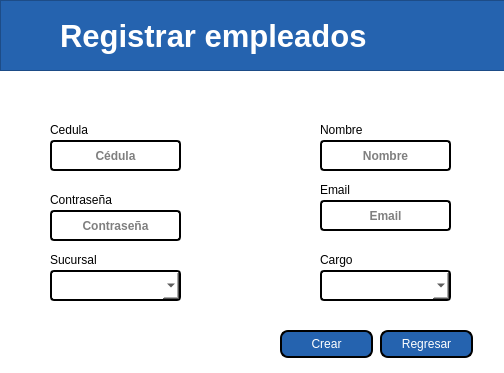
Before: the Qt Designer form views/registrarEmpleado.ui in MiguelFVasquez/ProyectoDB, drawn with Qt 5.
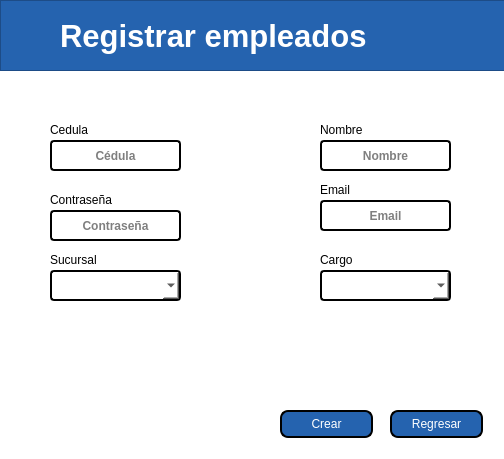
After: the same form once the commit is applied.

Commit message: Se implementa ver las solicitudes de los empleados con filtro por cedula

What changed in the file:
```diff
--- a/views/registrarEmpleado.ui
+++ b/views/registrarEmpleado.ui
@@ -7,7 +7,7 @@
     <x>0</x>
     <y>0</y>
     <width>504</width>
-    <height>373</height>
+    <height>459</height>
    </rect>
   </property>
   <property name="windowTitle">
@@ -152,7 +152,7 @@
     <property name="geometry">
      <rect>
       <x>280</x>
-      <y>330</y>
+      <y>410</y>
       <width>93</width>
       <height>28</height>
      </rect>
@@ -308,8 +308,8 @@
    <widget class="QPushButton" name="btnRegresar">
     <property name="geometry">
      <rect>
-      <x>380</x>
-      <y>330</y>
+      <x>390</x>
+      <y>410</y>
       <width>93</width>
       <height>28</height>
      </rect>
```
The commit also changes 5 other files.
